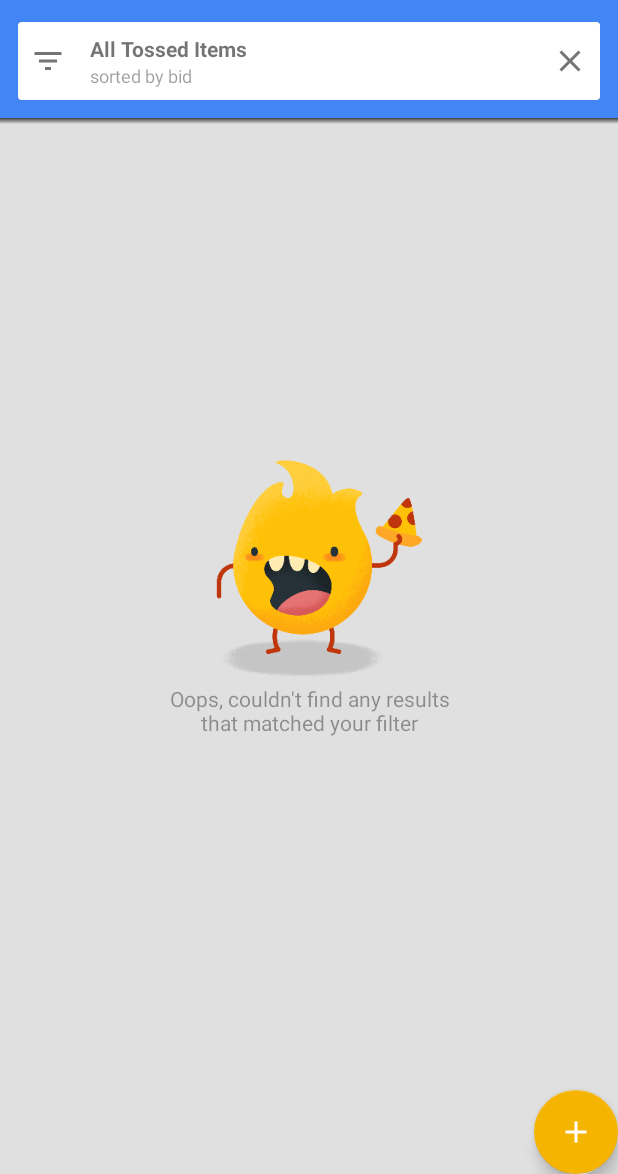
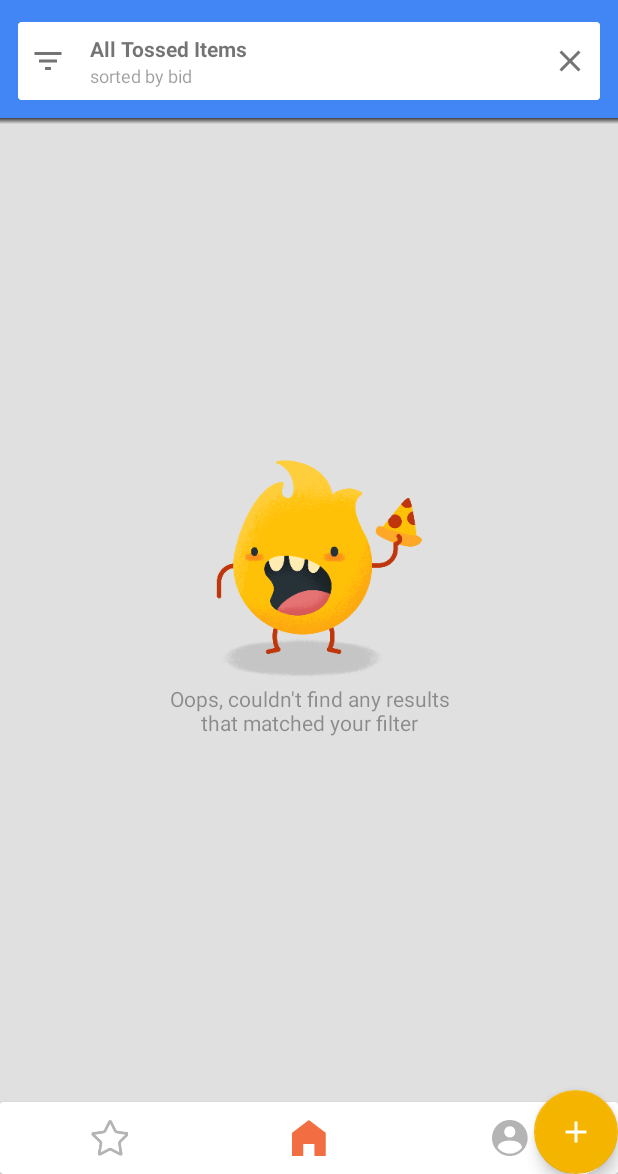
Before and after one commit to gerryoei/tossIt, an Android app: the screen it shows after launch (MainActivity), after a tap on an icon or button, on a phone screen of 412 x 824 dp, the part 62-1236 px from its top. Run offline under Robolectric (Android 15) with nearby library versions, the phone set to English and light mode, and no system bars; our stand-ins replace Firebase (no records; nobody signed in at launch, a user with empty details on screens opened directly); libraries missing offline, so code that uses them is left out: com.firebase.ui, me.zhanghai.android; 2 statements that could not run were skipped.

Commit message:
Add menu bar

```diff
--- a/app/src/main/res/layout/activity_main.xml
+++ b/app/src/main/res/layout/activity_main.xml
@@ -158,4 +158,33 @@
         android:clickable="true"
         app:srcCompat="@drawable/ic_add_white_24px" />
 
+    <androidx.cardview.widget.CardView
+        android:layout_width="match_parent"
+        android:layout_height="48dp"
+        android:layout_alignParentBottom="true">
+
+        <ImageButton
+            android:layout_width="22.8dp"
+            android:layout_height="24dp"
+            android:layout_gravity="center"
+            android:background="@drawable/home_clicked"/>
+
+        <ImageButton
+            android:layout_width="25.2dp"
+            android:layout_height="24dp"
+            android:layout_marginTop="12dp"
+            android:layout_marginLeft="60dp"
+            android:layout_gravity="left"
+            android:background="@drawable/starred_menu"/>
+
+        <ImageButton
+            android:layout_width="24dp"
+            android:layout_height="24dp"
+            android:layout_marginTop="12dp"
+            android:layout_marginRight="60dp"
+            android:layout_gravity="right"
+            android:background="@drawable/profile_menu"/>
+
+    </androidx.cardview.widget.CardView>
+
 </RelativeLayout>
```
Also changed, not shown: app/src/main/res/drawable-xhdpi/home_clicked.png (added), app/src/main/res/drawable-xhdpi/profile_menu.png (added), app/src/main/res/drawable-xhdpi/starred_menu.png (added).
